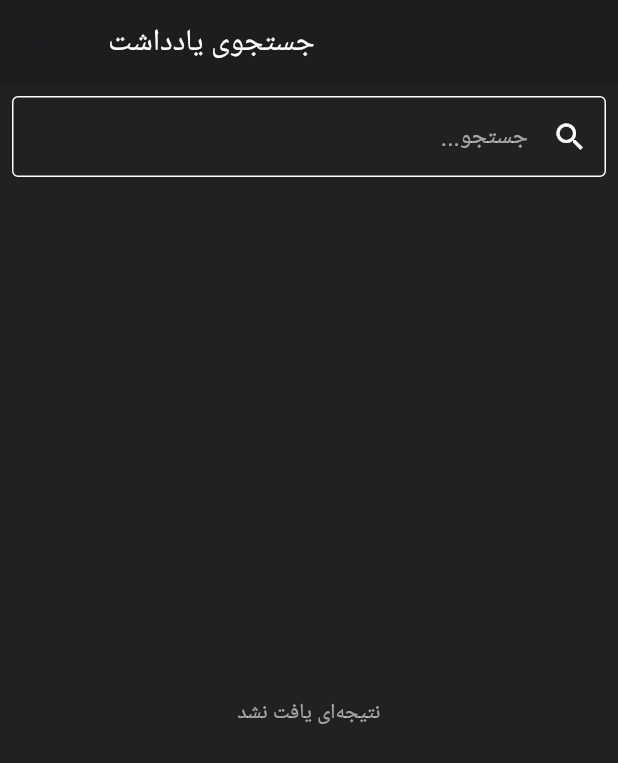
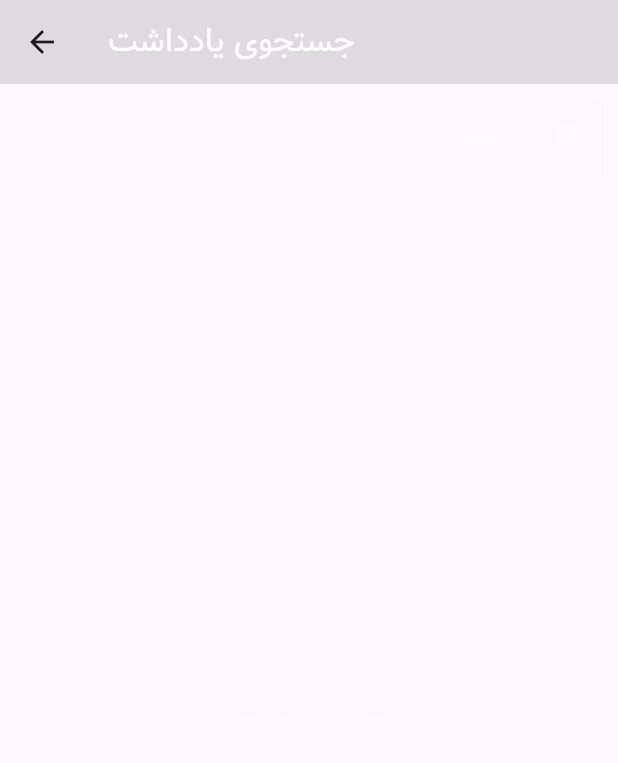
Before and after one commit to immrit/vista_notes, a Flutter app: the HomeScreen screen opened by its route, after a tap on the "search" icon, on a phone screen of 412 x 824 dp. Shown: the top 763 px of the screen. Run offline on Flutter 3.47's test engine with Material 3 defaults, Android fonts, the phone set to English and light mode, and no system bars; our stand-ins replace app_links, flutter_riverpod, flutter_screenutil, hive_flutter, image_picker, shamsi_date and 1 more; accounts and stored records are empty; network calls fail.

Commit message:
add theme

```diff
--- a/lib/util/constant.dart
+++ /dev/null
@@ -1,4 +0,0 @@
-import 'package:supabase_flutter/supabase_flutter.dart';
-
-//دست نزن
-final client = Supabase.instance.client;
--- a/lib/view/screen/AddNoteScreen.dart
+++ b/lib/view/screen/AddNoteScreen.dart
@@ -65,9 +65,7 @@ class _AddNoteScreenState extends ConsumerState<AddNoteScreen> {
   @override
   Widget build(BuildContext context) {
     return Scaffold(
-      backgroundColor: Colors.grey[900],
       appBar: AppBar(
-        backgroundColor: Colors.grey[900],
         titleTextStyle: const TextStyle(
             color: Colors.white, fontSize: 20, fontWeight: FontWeight.bold),
         iconTheme: const IconThemeData(color: Colors.white),
--- a/lib/view/screen/SplashScreen.dart
+++ b/lib/view/screen/SplashScreen.dart
@@ -28,7 +28,6 @@ class _SplashScreenState extends State<SplashScreen> {
   @override
   Widget build(BuildContext context) {
     return Scaffold(
-      backgroundColor: Colors.grey[900], // Set your desired background color
       body: Center(
         child: Column(
           mainAxisAlignment: MainAxisAlignment.center,
--- a/lib/view/screen/homeScreen.dart
+++ b/lib/view/screen/homeScreen.dart
@@ -18,24 +18,18 @@ class HomeScreen extends ConsumerWidget {
     final he = MediaQuery.of(context).size.height;
 
     return Scaffold(
-      backgroundColor: Colors.grey[900],
       appBar: AppBar(
-        backgroundColor: Color(Colors.black12.value),
-        iconTheme: const IconThemeData(color: Colors.white70),
         title: const Text(
           "Vista Notes",
-          style: TextStyle(color: Colors.white),
         ),
         leading: IconButton(
           onPressed: () {
             Navigator.of(context).push(createSearchPageRoute());
           },
           icon: const Icon(Icons.search),
-          color: Colors.white70,
         ),
       ),
       endDrawer: Drawer(
-        backgroundColor: Color(Colors.grey[900]!.value),
         width: 0.6.sw,
         child: Column(
           children: <Widget>[
@@ -72,17 +66,24 @@ class HomeScreen extends ConsumerWidget {
               leading: const Icon(Icons.person),
               title: const Text(
                 'حساب کاربری',
-                style: TextStyle(color: Colors.white),
               ),
               onTap: () {
                 Navigator.pushNamed(context, '/profile');
               },
             ),
             ListTile(
+              leading: const Icon(Icons.settings),
+              title: const Text(
+                'تنظیمات',
+              ),
+              onTap: () {
+                Navigator.pushNamed(context, '/settings');
+              },
+            ),
+            ListTile(
               leading: const Icon(Icons.support_agent),
               title: const Text(
                 'پشتیبانی',
-                style: TextStyle(color: Colors.white),
               ),
               onTap: () {
                 Navigator.push(
@@ -95,20 +96,19 @@ class HomeScreen extends ConsumerWidget {
               leading: const Icon(Icons.logout),
               title: const Text(
                 'خروج',
-                style: TextStyle(color: Colors.white),
               ),
               onTap: () {
                 supabase.auth.signOut();
                 Navigator.pushReplacementNamed(context, '/welcome');
               },
             ),
-            SizedBox(
-              height: he < 685 ? 220 : 398,
-            ),
-            const Text(
-              'Version: 1.2.0+3',
-              style: TextStyle(color: Colors.white60),
-            )
+            // SizedBox(
+            //   height: he < 685 ? 220 : 398,
+            // ),
+            // const Text(
+            //   'Version: 1.2.0+3',
+            //   style: TextStyle(color: Colors.white60),
+            // )
           ],
         ),
       ),
@@ -135,19 +135,15 @@ class HomeScreen extends ConsumerWidget {
                       const Text(
                         'پین شده ها:',
                         style: TextStyle(
-                            color: Colors.white,
-                            fontWeight: FontWeight.bold,
-                            fontSize: 16),
+                            fontWeight: FontWeight.bold, fontSize: 16),
                       ),
                       NoteGridWidget(notes: pinnedNotes, ref: ref),
                     ],
                     const SizedBox(height: 20),
                     const Text(
                       'سایر یادداشت‌ها:',
-                      style: TextStyle(
-                          color: Colors.white,
-                          fontWeight: FontWeight.bold,
-                          fontSize: 16),
+                      style:
+                          TextStyle(fontWeight: FontWeight.bold, fontSize: 16),
                     ),
                     NoteGridWidget(notes: otherNotes, ref: ref),
                   ],
--- a/lib/view/screen/ouathUser/SetProfile.dart
+++ b/lib/view/screen/ouathUser/SetProfile.dart
@@ -153,7 +153,6 @@ class _SetProfileDataState extends State<SetProfileData> {
   @override
   Widget build(BuildContext context) {
     return Scaffold(
-      backgroundColor: Colors.grey[900],
       appBar: AppBar(
         title: const Text('نام کاربری خود را مشخص کنید'),
         titleTextStyle: const TextStyle(color: Colors.white, fontSize: 18),
--- a/lib/view/screen/ouathUser/editeProfile.dart
+++ b/lib/view/screen/ouathUser/editeProfile.dart
@@ -93,7 +93,6 @@ class _EditProfileState extends ConsumerState<EditProfile> {
     final getProfileData = ref.watch(profileProvider);
 
     return Scaffold(
-      backgroundColor: Colors.grey[900],
       appBar: AppBar(
         backgroundColor: Color(Colors.grey[900]!.value),
         title: const Text('ویرایش پروفایل'),
--- a/lib/view/screen/ouathUser/loginUser.dart
+++ b/lib/view/screen/ouathUser/loginUser.dart
@@ -103,7 +103,6 @@ class _LoginuserState extends State<Loginuser> {
   @override
   Widget build(BuildContext context) {
     return Scaffold(
-      backgroundColor: Colors.grey[900],
       appBar: AppBar(
         backgroundColor: Colors.grey.shade900,
         iconTheme: const IconThemeData(color: Colors.white),
--- a/lib/view/screen/ouathUser/signupUser.dart
+++ b/lib/view/screen/ouathUser/signupUser.dart
@@ -117,7 +117,6 @@ class _SignUpScreenState extends State<SignUpScreen> {
   @override
   Widget build(BuildContext context) {
     return Scaffold(
-      backgroundColor: Colors.grey[900],
       appBar: AppBar(
         backgroundColor: Colors.grey.shade900,
         iconTheme: const IconThemeData(color: Colors.white),
--- a/lib/view/screen/ouathUser/updatePassword.dart
+++ b/lib/view/screen/ouathUser/updatePassword.dart
@@ -18,10 +18,8 @@ class ChangePasswordWidget extends ConsumerWidget {
         ref.watch(changePasswordProvider(_newPasswordController.text));
 
     return Scaffold(
-      backgroundColor: Colors.grey[900],
       appBar: AppBar(
         title: const Text('ویرایش رمزعبور'),
-        backgroundColor: Colors.grey[900],
         titleTextStyle: TextStyle(color: Colors.white, fontSize: 18.sp),
         iconTheme: const IconThemeData(color: Colors.white),
       ),
--- a/lib/view/screen/profile.dart
+++ b/lib/view/screen/profile.dart
@@ -14,13 +14,11 @@ class Profile extends ConsumerWidget {
     return Scaffold(
       appBar: AppBar(
         iconTheme: const IconThemeData(color: Colors.white),
-        backgroundColor: Colors.grey[900],
         title: const Text(
           'پروفایل',
           style: TextStyle(color: Colors.white),
         ),
       ),
-      backgroundColor: Colors.grey[900],
       body: getprofile.when(
         data: (getprofile) {
           return Column(
--- a/lib/view/screen/searchPage.dart
+++ b/lib/view/screen/searchPage.dart
@@ -25,7 +25,6 @@ class _SearchPageState extends ConsumerState<SearchPage> {
     final notesAsyncValue = ref.watch(notesProvider);
 
     return Scaffold(
-      backgroundColor: Colors.grey[900],
       appBar: AppBar(
         backgroundColor: Colors.black12,
         title: const Text(
--- a/lib/view/screen/support.dart
+++ b/lib/view/screen/support.dart
@@ -7,9 +7,7 @@ class SupportPage extends StatelessWidget {
   @override
   Widget build(BuildContext context) {
     return Scaffold(
-      backgroundColor: Colors.grey[900],
       appBar: AppBar(
-        backgroundColor: Colors.grey[900],
         titleTextStyle: const TextStyle(
             color: Colors.white, fontSize: 18, fontFamily: 'Vazir'),
         title: const Text('پشتیبانی'),
--- a/pubspec.yaml
+++ b/pubspec.yaml
@@ -40,6 +40,8 @@ dependencies:
   url_launcher: ^6.3.1
   flutter_staggered_grid_view: ^0.7.0
   app_links: ^6.3.2
+  hive: ^2.2.3
+  hive_flutter: ^1.1.0
 
 flutter_launcher_icons:
   android: true
```
Also changed, not shown: lib/main.dart (+48 -13 lines), lib/provider/provider.dart (+6 -17 lines), lib/util/themes.dart (added, +22 -0 lines), lib/util/widgets.dart (+41 -12 lines), lib/view/screen/Settings.dart (added, +154 -0 lines), pubspec.lock.
